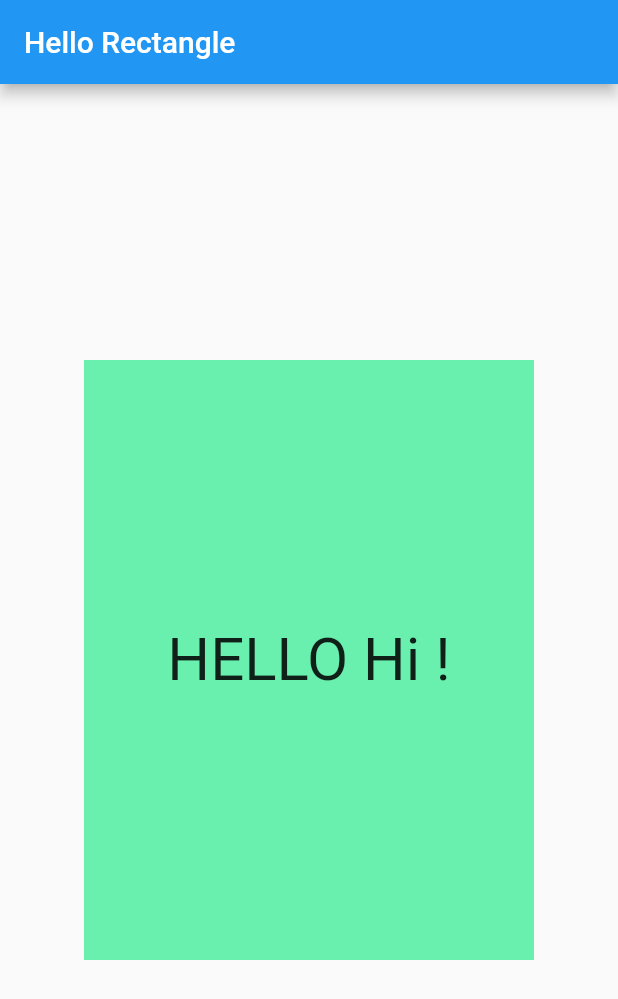
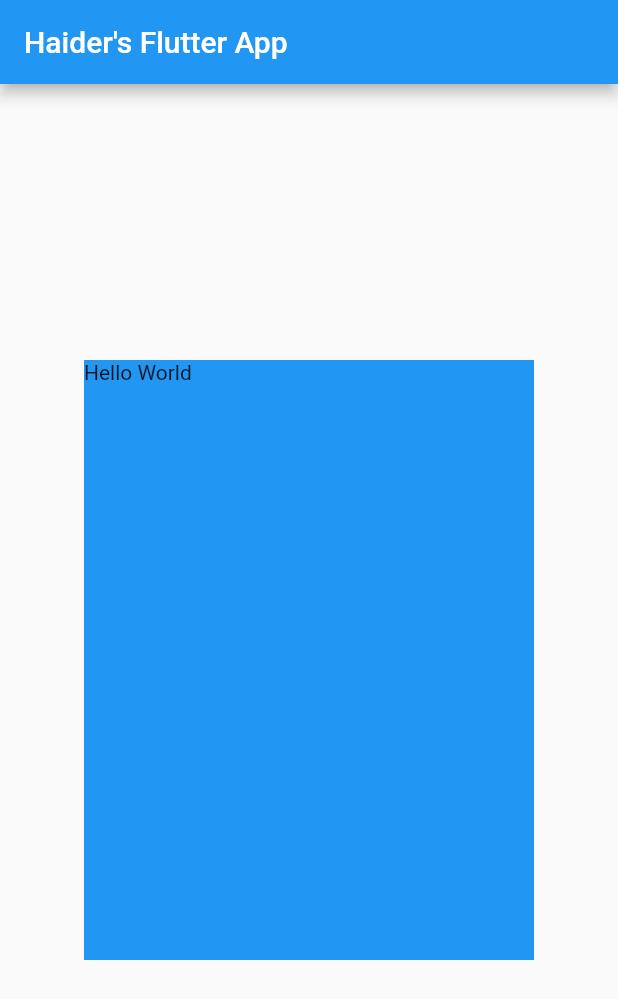
Before and after one commit to hmhaider93/hello_rectangle, a Flutter app: the screen it shows after launch, on a phone screen of 412 x 824 dp. Shown: the top 999 px of the screen. Run offline on Flutter 3.47's test engine with Material 2 defaults, Android fonts, the phone set to English and light mode, and no system bars.

Commit message:
Updating main.dart

```diff
--- a/lib/main.dart
+++ b/lib/main.dart
@@ -1,40 +1,30 @@
-// Copyright 2018 The Chromium Authors. All rights reserved.
-// Use of this source code is governed by a BSD-style license that can be
-// found in the LICENSE file.
-
 import 'package:flutter/material.dart';
 
+class HelloRectangle extends StatelessWidget {
+  @override
+  Widget build(BuildContext context) {
+    return Center(
+      child: Container(
+        color: Colors.blue,
+        height: 400,
+        width: 300,
+        child: Text("Hello World",),
+      ),
+    );
+  }
+}
+
 void main() {
+  print("Hello World");
   runApp(
     MaterialApp(
-      debugShowCheckedModeBanner: false,
-      title: 'Hello Friend',
+      debugShowCheckedModeBanner: true,
       home: Scaffold(
         appBar: AppBar(
-          title: Text('Hello Rectangle'),
+          title: Text("Haider's Flutter App"),
         ),
         body: HelloRectangle(),
       ),
     ),
   );
 }
-
-class HelloRectangle extends StatelessWidget {
-  @override
-  Widget build(BuildContext context) {
-    return Center(
-      child: Container(
-        color: Colors.greenAccent,
-        height: 400.0,
-        width: 300.0,
-        child: Center(
-          child: Text(
-            'HELLO Hi !',
-            style: TextStyle(fontSize: 40.0),
-            textAlign: TextAlign.center,
-          ),
-        ),
-      ),
-    );
-  }
-}
```
